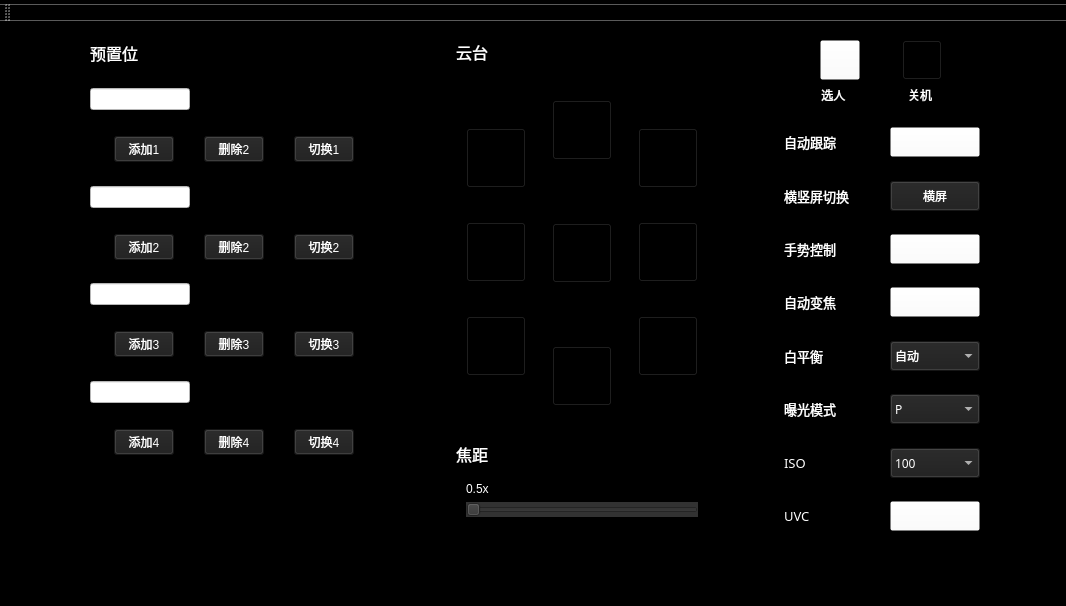
Qt form desktopApp/mainwindow.ui (yesyeah/ObsbotTailforPC) before a commit.
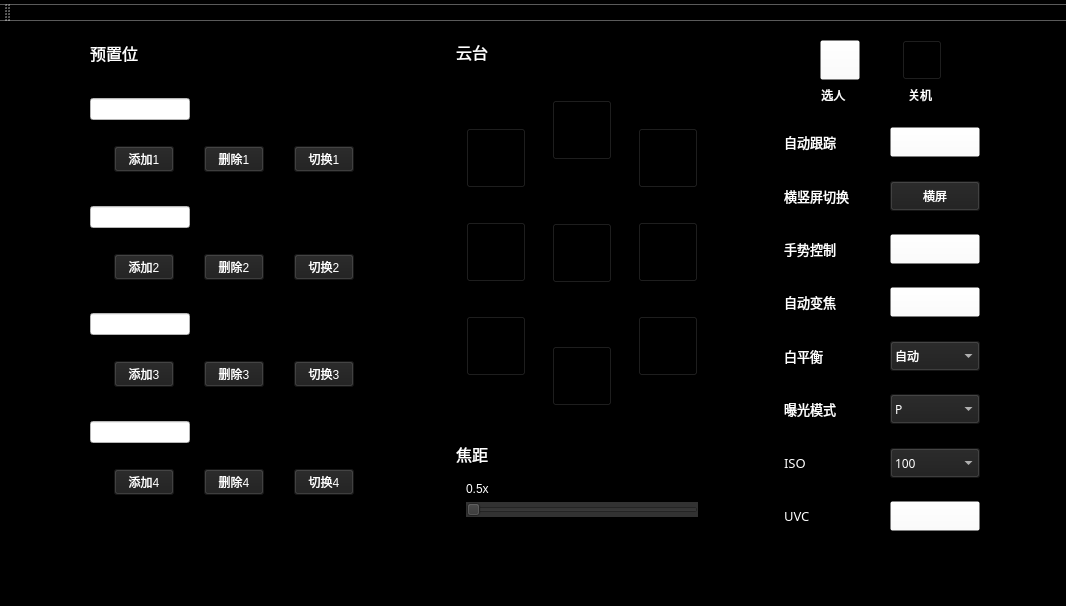
The same form after that commit. Icons and pictures are not drawn.

What changed in the file:
```diff
--- a/desktopApp/mainwindow.ui
+++ b/desktopApp/mainwindow.ui
@@ -117,13 +117,13 @@
           <property name="frameShadow">
            <enum>QFrame::Raised</enum>
           </property>
-          <widget class="QWidget" name="">
+          <widget class="QWidget" name="layoutWidget">
            <property name="geometry">
             <rect>
              <x>11</x>
              <y>1</y>
-             <width>288</width>
-             <height>431</height>
+             <width>291</width>
+             <height>481</height>
             </rect>
            </property>
            <layout class="QVBoxLayout" name="verticalLayout_15">
@@ -217,7 +217,7 @@
                    <string notr="true">background-color: rgb(30, 30, 30);</string>
                   </property>
                   <property name="text">
-                   <string>删除2</string>
+                   <string>删除1</string>
                   </property>
                  </widget>
                 </item>
```
Left out of the diff: 10 changed lines with no effect on the pictures.
